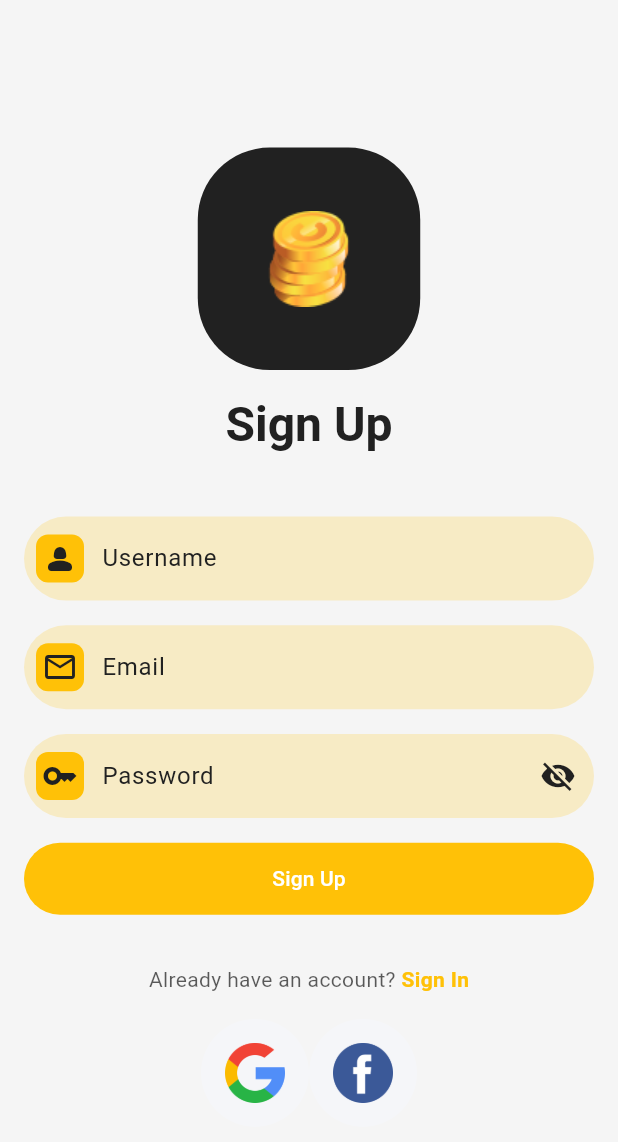
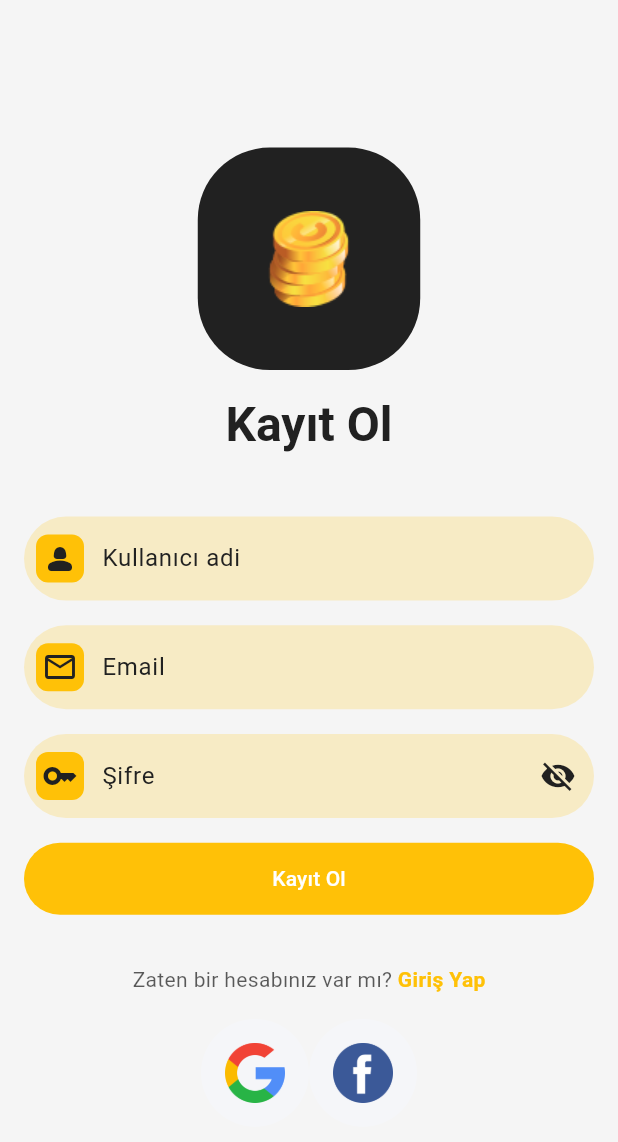
Before and after one commit to sinansuludag/Asset_Tracker, a Flutter app: the RegisterScreen screen opened by its route, on a phone screen of 412 x 824 dp. Shown: the top 1142 px of the screen. Run offline on Flutter 3.47's test engine with Material 3 defaults, Android fonts, the phone set to English and light mode, and no system bars.

Commit message:
Tum stringler ortak bir dosyada toplandi.

```diff
--- /dev/null
+++ b/lib/core/constants/strings/locale/tr_strings.dart
@@ -0,0 +1,18 @@
+class TrStrings {
+  static const splashTitleText1 = "Varlık";
+  static const splashTitleText2 = "İzleme";
+  static const signIn = "Giriş Yap";
+  static const signUp = "Kayıt Ol";
+  static const forgetPassword = "Şifremi Unuttum?";
+  static const textForGoToRegister = "Hesabınız yok mu? ";
+  static const textForGoToLogin = "Zaten bir hesabınız var mı? ";
+  static const requiredEmail = "Email zorunlu";
+  static const requiredPassword = "Şifre zorunlu";
+  static const requiredUsername = "Kullanıcı adı zorunlu";
+  static const labelEmail = "Email";
+  static const hintTextEmail = "Emailinizi giriniz";
+  static const labelPassword = "Şifre";
+  static const hintTextPassword = "Şifrenizi giriniz";
+  static const labelUsername = "Kullanıcı adi";
+  static const hintTextUsername = "Kullanıcı adınızı giriniz";
+}
--- a/lib/features/auth/extractwidgets/custom_email_text_form_field.dart
+++ b/lib/features/auth/extractwidgets/custom_email_text_form_field.dart
@@ -1,12 +1,13 @@
 import 'package:asset_tracker/common/widgets/text_form_field.dart';
+import 'package:asset_tracker/core/constants/strings/locale/tr_strings.dart';
 import 'package:flutter/material.dart';
 
 CustomTextFormField customEmailTextFormFeild(
     String? Function(String?)? validate, String? Function(String?)? onSaved) {
   return CustomTextFormField(
     prefixIcon: Icon(Icons.email_outlined),
-    labelText: "Email",
-    hintText: "Enter the email",
+    labelText: TrStrings.labelEmail,
+    hintText: TrStrings.hintTextEmail,
     keyboardType: TextInputType.emailAddress,
     textInputAction: TextInputAction.next,
     validator: validate,
--- a/lib/features/auth/extractwidgets/custom_text_form_field.dart
+++ b/lib/features/auth/extractwidgets/custom_text_form_field.dart
@@ -1,4 +1,5 @@
 import 'package:asset_tracker/common/widgets/text_form_field.dart';
+import 'package:asset_tracker/core/constants/strings/locale/tr_strings.dart';
 import 'package:flutter/material.dart';
 
 CustomTextFormField customPasswordTextFormField(
@@ -6,8 +7,8 @@ CustomTextFormField customPasswordTextFormField(
     String? Function(String?)? onSaved) {
   return CustomTextFormField(
       prefixIcon: Icon(Icons.key),
-      labelText: "Password",
-      hintText: "Enter the password",
+      labelText: TrStrings.labelPassword,
+      hintText: TrStrings.hintTextPassword,
       keyboardType: TextInputType.text,
       textInputAction: TextInputAction.done,
       isPassword: true,
--- a/lib/features/auth/extractwidgets/custom_username_text_form_field.dart
+++ b/lib/features/auth/extractwidgets/custom_username_text_form_field.dart
@@ -1,4 +1,5 @@
 import 'package:asset_tracker/common/widgets/text_form_field.dart';
+import 'package:asset_tracker/core/constants/strings/locale/tr_strings.dart';
 import 'package:flutter/material.dart';
 
 CustomTextFormField customUsernameTextFormField(
@@ -7,8 +8,8 @@ CustomTextFormField customUsernameTextFormField(
       prefixIcon: Icon(Icons.person_2_rounded),
       validator: validate,
       onSaved: onSaved,
-      labelText: "Username",
-      hintText: "Enter the username",
+      labelText: TrStrings.labelUsername,
+      hintText: TrStrings.hintTextUsername,
       keyboardType: TextInputType.emailAddress,
       textInputAction: TextInputAction.next);
 }
--- a/lib/features/auth/extractwidgets/signin_and_signup_row.dart
+++ b/lib/features/auth/extractwidgets/signin_and_signup_row.dart
@@ -17,7 +17,7 @@ Widget signInAndUpRow(BuildContext context, ColorScheme colorScheme,
       ),
       InkWell(
         onTap: () {
-          Navigator.pushNamed(context, '/$route');
+          Navigator.pushNamed(context, route);
         },
         child: Text(
           name,
--- a/lib/features/auth/presentation/login_screen.dart
+++ b/lib/features/auth/presentation/login_screen.dart
@@ -1,4 +1,5 @@
 import 'package:asset_tracker/core/constants/paddings/paddings.dart';
+import 'package:asset_tracker/core/constants/strings/locale/tr_strings.dart';
 import 'package:asset_tracker/features/auth/extractwidgets/coin_container_asset.dart';
 import 'package:asset_tracker/features/auth/extractwidgets/custom_email_text_form_field.dart';
 import 'package:asset_tracker/features/auth/extractwidgets/custom_text_form_field.dart';
@@ -38,14 +39,14 @@ class _LoginScreenState extends State<LoginScreen> {
                 coinContainerAsset(colorScheme, height),
                 SizedBox(height: height * 0.02),
                 Text(
-                  "Sign In",
+                  TrStrings.signIn,
                   style: textTheme.headlineLarge
                       ?.copyWith(color: colorScheme.primary),
                 ),
                 SizedBox(height: height * 0.05),
                 customEmailTextFormFeild((value) {
                   if (value == null || value.isEmpty) {
-                    return "Email is required";
+                    return TrStrings.requiredEmail;
                   }
                   return null;
                 }, (value) {
@@ -54,7 +55,7 @@ class _LoginScreenState extends State<LoginScreen> {
                 SizedBox(height: height * 0.02),
                 customPasswordTextFormField((value) {
                   if (value == null || value.isEmpty) {
-                    return "Password is required";
+                    return TrStrings.requiredPassword;
                   } else if (value.length < 6) {
                     return "Password must be at least 6 characters";
                   }
@@ -79,13 +80,17 @@ class _LoginScreenState extends State<LoginScreen> {
                     minimumSize: const Size(double.infinity, 48),
                     shape: const StadiumBorder(),
                   ),
-                  child: const Text("Sign In"),
+                  child: const Text(TrStrings.signIn),
                 ),
                 SizedBox(height: height * 0.02),
                 _textButton(context),
                 SizedBox(height: height * 0.02),
-                signInAndUpRow(context, colorScheme, "Don’t have an account? ",
-                    "Sign Up", "register"),
+                signInAndUpRow(
+                    context,
+                    colorScheme,
+                    TrStrings.textForGoToRegister,
+                    TrStrings.signUp,
+                    '/register'),
                 SizedBox(height: height * 0.02),
                 socialCardsRow(),
               ],
@@ -100,7 +105,7 @@ class _LoginScreenState extends State<LoginScreen> {
     return TextButton(
       onPressed: () {},
       child: Text(
-        'Forgot Password?',
+        TrStrings.forgetPassword,
         style: Theme.of(context).textTheme.bodyMedium!.copyWith(
               color: Theme.of(context)
                   .textTheme
--- a/lib/features/auth/presentation/register_screen.dart
+++ b/lib/features/auth/presentation/register_screen.dart
@@ -1,4 +1,5 @@
 import 'package:asset_tracker/core/constants/paddings/paddings.dart';
+import 'package:asset_tracker/core/constants/strings/locale/tr_strings.dart';
 import 'package:asset_tracker/features/auth/extractwidgets/coin_container_asset.dart';
 import 'package:asset_tracker/features/auth/extractwidgets/custom_email_text_form_field.dart';
 import 'package:asset_tracker/features/auth/extractwidgets/custom_text_form_field.dart';
@@ -44,7 +45,7 @@ class _RegisterScreenState extends State<RegisterScreen> {
                   height: height * 0.02,
                 ),
                 Text(
-                  "Sign Up",
+                  TrStrings.signUp,
                   style: textTheme.headlineLarge
                       ?.copyWith(color: colorScheme.primary),
                 ),
@@ -53,7 +54,7 @@ class _RegisterScreenState extends State<RegisterScreen> {
                 ),
                 customUsernameTextFormField((value) {
                   if (value == null || value.isEmpty) {
-                    return "Username is required";
+                    return TrStrings.requiredUsername;
                   }
                   return null;
                 }, (value) {
@@ -62,7 +63,7 @@ class _RegisterScreenState extends State<RegisterScreen> {
                 SizedBox(height: height * 0.02),
                 customEmailTextFormFeild((value) {
                   if (value == null || value.isEmpty) {
-                    return "Email is required";
+                    return TrStrings.requiredEmail;
                   }
                   return null;
                 }, (value) {
@@ -71,7 +72,7 @@ class _RegisterScreenState extends State<RegisterScreen> {
                 SizedBox(height: height * 0.02),
                 customPasswordTextFormField((value) {
                   if (value == null || value.isEmpty) {
-                    return "Password is required";
+                    return TrStrings.requiredPassword;
                   } else if (value.length < 6) {
                     return "Password must be at least 6 characters";
                   }
@@ -97,11 +98,11 @@ class _RegisterScreenState extends State<RegisterScreen> {
                     minimumSize: const Size(double.infinity, 48),
                     shape: const StadiumBorder(),
                   ),
-                  child: const Text("Sign Up"),
+                  child: const Text(TrStrings.signUp),
                 ),
                 SizedBox(height: height * 0.04),
-                signInAndUpRow(context, colorScheme,
-                    "Already have an account? ", "Sign In", "login"),
+                signInAndUpRow(context, colorScheme, TrStrings.textForGoToLogin,
+                    TrStrings.signIn, '/login'),
                 SizedBox(height: height * 0.02),
                 socialCardsRow(),
               ],
--- a/lib/features/splash/splash_screen.dart
+++ b/lib/features/splash/splash_screen.dart
@@ -1,4 +1,5 @@
 import 'package:asset_tracker/core/constants/paddings/paddings.dart';
+import 'package:asset_tracker/core/constants/strings/locale/tr_strings.dart';
 import 'package:asset_tracker/core/theme/color_scheme.dart';
 import 'package:flutter/material.dart';
 
@@ -130,7 +131,7 @@ class _SplashScreenState extends State<SplashScreen>
                       animation: _controller,
                       builder: (context, child) {
                         return Text(
-                          'Asset',
+                          TrStrings.splashTitleText1,
                           style: textTheme.headlineLarge?.copyWith(
                             color: _textColorAnimation?.value ?? Colors.black,
                             fontWeight: FontWeight.bold,
@@ -155,7 +156,7 @@ class _SplashScreenState extends State<SplashScreen>
                       animation: _controller,
                       builder: (context, child) {
                         return Text(
-                          'Tracker',
+                          TrStrings.splashTitleText2,
                           style: textTheme.headlineLarge?.copyWith(
                             color: _textColorAnimation?.value ?? Colors.black,
                             fontWeight: FontWeight.bold,
```
Also changed, not shown: lib/core/constants/strings/locale/eng_strings.dart (added, +18 -0 lines).
